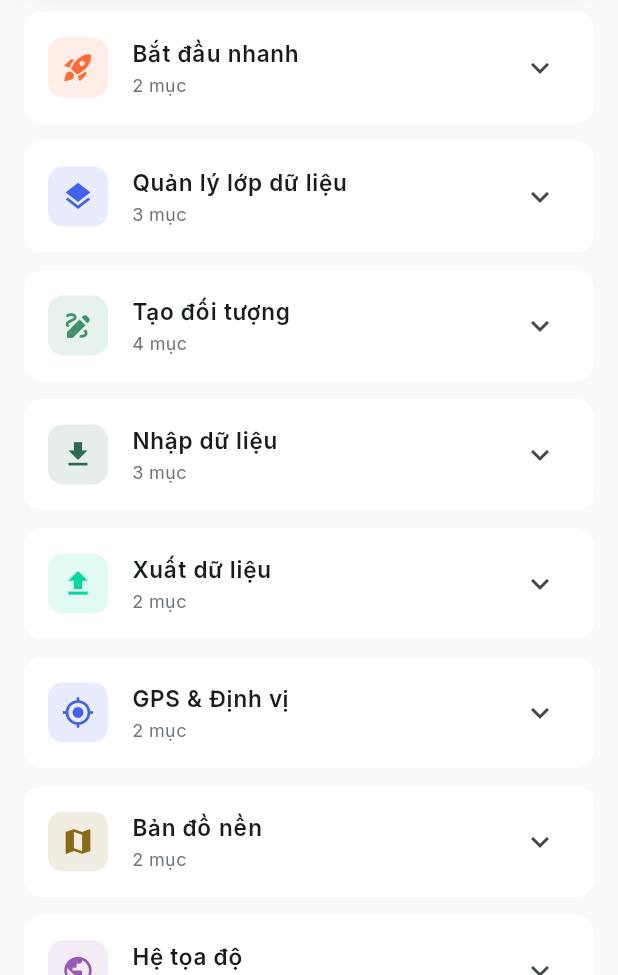
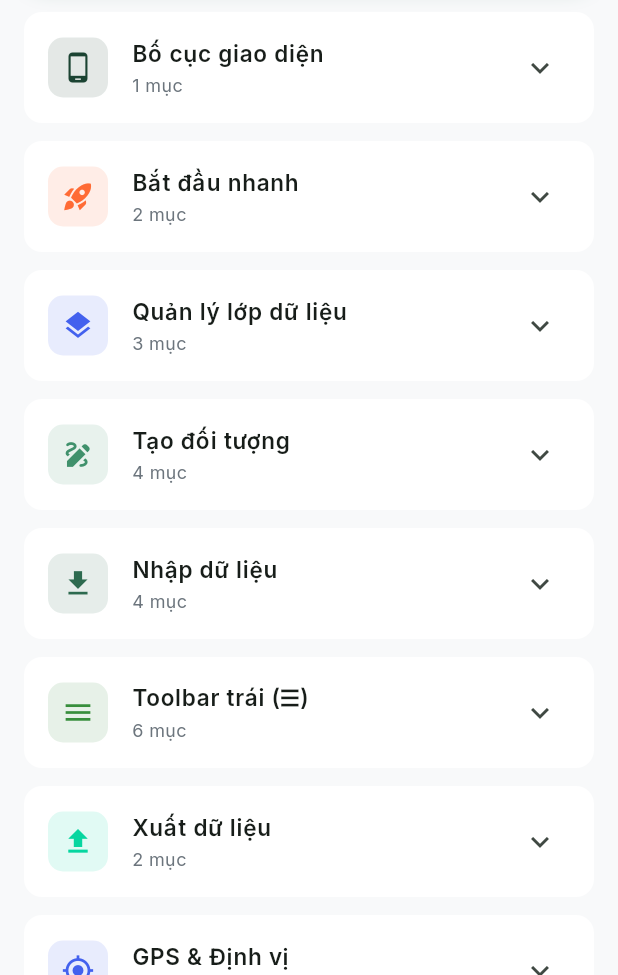
Before and after one commit to locvutrunglvt/LVTField, a Flutter app: the HelpScreen screen opened by its route, on a phone screen of 412 x 824 dp, the part 261-1236 px from its top. Run offline on Flutter 3.47's test engine with Material 3 defaults, Android fonts, the phone set to English and light mode, and no system bars; our stand-ins replace file_picker, flutter_map, flutter_riverpod, geolocator, go_router, google_fonts and 5 more; accounts and stored records are empty.

Commit message:
v1.5.8 - Rewrite help screen with accurate UI descriptions
- Add layout overview section showing exact positions of all UI elements
- Fix left/right toolbar descriptions to match actual implementation
- Add toolbar left section with all 5 tools explained
- Fix import/export: correctly point to Layer Panel, not bottom bar
- Fix basemap: correctly point to top bar toggle, not left toolbar
- Add GPKG style/label preservation docs
- Update search keywords

Author: Loc Vu Trung

```diff
--- a/lib/features/settings/help_screen.dart
+++ b/lib/features/settings/help_screen.dart
@@ -25,6 +25,35 @@ class HelpScreen extends StatelessWidget {
           // Header banner
           _buildBanner(),
           const SizedBox(height: 20),
+
+          // Layout overview
+          _HelpSection(
+            icon: Icons.phone_android,
+            iconColor: AppColors.primaryDark,
+            title: 'Bố cục giao diện',
+            items: const [
+              _HelpItem(
+                title: 'Tổng quan màn hình bản đồ',
+                content: '📍 THANH TRÊN (Top Bar):\n'
+                    '• ← Nút quay lại danh sách dự án\n'
+                    '• Tên dự án đang mở\n'
+                    '• 🛰️ Nút chuyển bản đồ nền (Vệ tinh ⇌ Đường phố)\n\n'
+                    '📍 THANH TRÁI (Left Toolbar):\n'
+                    '• Bấm nút ☰ để mở/đóng\n'
+                    '• Thêm đối tượng, Chỉnh sửa, GPS Tracking\n'
+                    '• Kiểu hiển thị, Zoom tới lớp\n\n'
+                    '📍 BÊN PHẢI (Right Controls):\n'
+                    '• Nút + / − : Phóng to / Thu nhỏ\n'
+                    '• Nút GPS ⊕ : Quay về vị trí hiện tại\n'
+                    '• Badge GPS accuracy (góc trên phải)\n\n'
+                    '📍 THANH DƯỚI (Bottom Bar):\n'
+                    '• Khi chưa chọn lớp: "Thêm lớp" + "Lớp"\n'
+                    '• Khi đã chọn lớp: Nút vẽ nhanh + "Lớp"\n\n'
+                    '📍 GÓC DƯỚI TRÁI:\n'
+                    '• Tọa độ GPS thời gian thực',
+              ),
+            ],
+          ),
 
           // Quick start
           _HelpSection(
@@ -54,24 +83,33 @@ class HelpScreen extends StatelessWidget {
             items: const [
               _HelpItem(
                 title: 'Tạo lớp mới',
-                content: '1. Bấm nút "Lớp" ở thanh dưới\n'
-                    '2. Bấm "+ Thêm lớp"\n'
-                    '3. Đặt tên và chọn loại (Điểm / Đường / Vùng)\n'
-                    '4. Tùy chỉnh trường thuộc tính → "Tạo lớp"',
+                content: 'Cách 1 — Từ thanh dưới:\n'
+                    '• Bấm "Thêm lớp" → Đặt tên + Chọn loại → Tạo\n\n'
+                    'Cách 2 — Từ panel Lớp:\n'
+                    '• Bấm "Lớp" ở thanh dưới → Bấm "+ Thêm lớp"\n'
+                    '• Đặt tên + Chọn loại (Điểm/Đường/Vùng)\n'
+                    '• Tùy chỉnh trường thuộc tính → "Tạo lớp"',
               ),
               _HelpItem(
-                title: 'Thao tác với lớp',
-                content: '• Bật/Tắt hiển thị: Bấm biểu tượng 👁 trên lớp\n'
-                    '• Xóa lớp: Nhấn giữ → chọn "Xóa lớp"\n'
-                    '• Đổi tên: Nhấn giữ → chọn "Đổi tên lớp"\n'
-                    '• Kiểu hiển thị: Nhấn giữ → "Kiểu hiển thị"\n'
-                    '• Zoom tới lớp: Nhấn giữ → "Zoom tới lớp"',
+                title: 'Panel Lớp (Layer Panel)',
+                content: 'Bấm "Lớp" ở thanh dưới để mở panel:\n\n'
+                    '• Bật/Tắt hiển thị: Bấm biểu tượng 👁 trên lớp\n'
+                    '• Menu lớp (⋮): Nhấn vào dấu 3 chấm bên phải\n'
+                    '  → Zoom tới lớp\n'
+                    '  → Thêm đối tượng\n'
+                    '  → Sửa đối tượng\n'
+                    '  → GPS Tracking\n'
+                    '  → Kiểu hiển thị\n'
+                    '  → Đổi tên lớp\n'
+                    '  → Xóa lớp\n\n'
+                    '• Nhập lớp: Bấm "Nhập" ở cuối panel\n'
+                    '• Xuất lớp: Bấm "Xuất" ở cuối panel',
               ),
               _HelpItem(
                 title: 'Active Layer (Lớp hoạt động)',
-                content: 'Khi chọn một lớp để vẽ, nó trở thành "Active Layer".\n'
+                content: 'Khi chọn một lớp để vẽ, nó trở thành "Active Layer".\n\n'
                     '• Thanh dưới hiện tên lớp + nút vẽ nhanh\n'
-                    '• Sau khi lưu, lớp vẫn được giữ active\n'
+                    '• Mỗi lần vẽ xong, lớp vẫn giữ active\n'
                     '• Bấm ✕ cạnh tên lớp để bỏ chọn\n'
                     '• KML, KMZ, MBTiles, GeoTIFF: chỉ xem (🔒)',
               ),
@@ -86,33 +124,35 @@ class HelpScreen extends StatelessWidget {
             items: const [
               _HelpItem(
                 title: '📍 Tạo Điểm',
-                content: '1. Bấm "Tạo điểm" (hoặc nút Điểm ở thanh dưới)\n'
-                    '2. Chạm 1 chấm trên bản đồ\n'
-                    '3. Bảng thuộc tính hiện ngay → nhập thông tin → Lưu\n\n'
+                content: 'Cách 1 — Từ thanh dưới (khi đã có active layer Điểm):\n'
+                    '• Bấm nút tạo điểm → Chạm 1 chấm trên bản đồ\n'
+                    '• Bảng thuộc tính hiện ngay → Nhập thông tin → Lưu\n\n'
+                    'Cách 2 — Từ toolbar trái:\n'
+                    '• Mở toolbar ☰ → Bấm "Thêm"\n\n'
                     '💡 Nút GPS: Tạo điểm tại vị trí GPS hiện tại (1 chạm)',
               ),
               _HelpItem(
                 title: '📏 Tạo Đường',
-                content: '1. Bấm "Tạo đường" ở thanh dưới\n'
+                content: '1. Chọn lớp Đường → Bấm nút tạo đường\n'
                     '2. Chạm bản đồ để thêm các đỉnh (≥ 2 điểm)\n'
                     '3. Dùng nút GPS để thêm đỉnh tại vị trí GPS\n'
                     '4. Bấm "Hoàn tác" để xóa đỉnh cuối\n'
-                    '5. Bấm ✅ "Lưu" → Bảng thuộc tính hiện ra → Lưu',
+                    '5. Bấm ✅ "Hoàn thành" → Bảng thuộc tính → Lưu',
               ),
               _HelpItem(
                 title: '🔷 Tạo Vùng (Polygon)',
-                content: '1. Bấm "Tạo vùng" ở thanh dưới\n'
+                content: '1. Chọn lớp Vùng → Bấm nút tạo vùng\n'
                     '2. Chạm bản đồ để thêm các đỉnh (≥ 3 điểm)\n'
                     '3. Vùng tự động đóng khi lưu\n'
-                    '4. Bấm ✅ "Lưu" → Bảng thuộc tính hiện ra → Lưu\n\n'
+                    '4. Bấm ✅ "Hoàn thành" → Bảng thuộc tính → Lưu\n\n'
                     '💡 Diện tích tự động tính khi có trường "Diện tích"',
               ),
               _HelpItem(
                 title: 'Chỉnh sửa đỉnh',
-                content: 'Nhấn giữ trên lớp → "Sửa đối tượng" → chọn feature:\n'
-                    '• Kéo đỉnh cam 🟠 để di chuyển\n'
-                    '• Bấm đỉnh → "Xóa đỉnh" để xóa\n'
-                    '• "Di chuyển" = kéo cả đối tượng\n'
+                content: 'Mở toolbar trái ☰ → "Chỉnh sửa" → chọn đối tượng:\n\n'
+                    '• Kéo đỉnh xanh 🟢 để di chuyển\n'
+                    '• Nhấn giữ đỉnh → Xóa đỉnh\n'
+                    '• Bấm nút ○ giữa 2 đỉnh → Thêm đỉnh mới\n'
                     '• ↩️ Hoàn tác nhiều bước\n'
                     '• ✅ Lưu hoặc ❌ Hủy',
               ),
@@ -138,10 +178,11 @@ class HelpScreen extends StatelessWidget {
               ),
               _HelpItem(
                 title: 'Cách nhập',
-                content: '1. Mở dự án → Bấm "Nhập lớp" ở thanh dưới\n'
-                    '2. Chọn định dạng muốn nhập\n'
-                    '3. Chọn file từ thiết bị\n'
-                    '4. Chờ xử lý → Dữ liệu hiện trên bản đồ\n\n'
+                content: '1. Bấm "Lớp" ở thanh dưới → Mở panel lớp\n'
+                    '2. Bấm "Nhập" ở cuối panel\n'
+                    '3. Chọn định dạng muốn nhập\n'
+                    '4. Chọn file từ thiết bị\n'
+                    '5. Chờ xử lý → Dữ liệu hiện trên bản đồ\n\n'
                     '⚠️ Shapefile phải nén ZIP (bao gồm .shp, .shx, .dbf)\n'
                     '⚠️ GeoTIFF max 100MB (lớn hơn nên dùng MBTiles)',
               ),
@@ -152,7 +193,58 @@ class HelpScreen extends StatelessWidget {
                     '• File world (.tfw/.wld) đi kèm\n\n'
                     'Hỗ trợ hệ tọa độ: WGS84, UTM Zone 48N, VN-2000\n'
                     'Tự động chuyển đổi về WGS84 để hiển thị.\n'
-                    'Điều chỉnh độ trong suốt qua "Kiểu hiển thị".',
+                    'Điều chỉnh độ trong suốt qua "Kiểu hiển thị" (menu lớp).',
+              ),
+              _HelpItem(
+                title: 'GPKG từ QGIS',
+                content: 'File GPKG đóng gói từ QGIS sẽ bảo toàn:\n'
+                    '• Màu fill, stroke, opacity\n'
+                    '• Độ rộng viền\n'
+                    '• Nhãn (label field, font size, color)\n\n'
+                    'Yêu cầu: File GPKG phải có bảng layer_styles\n'
+                    '(QGIS tự tạo khi "Save Style in Database").',
+              ),
+            ],
+          ),
+
+          // Toolbar left
+          _HelpSection(
+            icon: Icons.menu,
+            iconColor: Colors.green.shade700,
+            title: 'Toolbar trái (☰)',
+            items: const [
+              _HelpItem(
+                title: 'Mở / Đóng toolbar',
+                content: 'Bấm nút ☰ ở góc trên bên trái bản đồ.\n'
+                    'Toolbar hiện ra với 5 công cụ:',
+              ),
+              _HelpItem(
+                title: '📌 Thêm đối tượng',
+                content: 'Thêm feature mới vào lớp đang active.\n'
+                    'Nếu chưa có lớp → hiện thông báo.',
+              ),
+              _HelpItem(
+                title: '✏️ Chỉnh sửa',
+                content: 'Chọn đối tượng trên lớp để chỉnh sửa đỉnh.\n'
+                    'Hỗ trợ kéo, xóa, thêm đỉnh.',
+              ),
+              _HelpItem(
+                title: '📡 GPS Tracking',
+                content: 'Bật tracking GPS để tự động vẽ đường đi.\n'
+                    'Phù hợp khảo sát đường, ranh giới.',
+              ),
+              _HelpItem(
+                title: '🎨 Kiểu hiển thị',
+                content: 'Thay đổi màu sắc, độ rộng viền, nhãn cho lớp.\n'
+                    '• Chọn màu fill/stroke\n'
+                    '• Điều chỉnh độ mờ\n'
+                    '• Chọn trường label\n'
+                    '• Bấm "Áp dụng" ở cuối để lưu (cuộn xuống)',
+              ),
+              _HelpItem(
+                title: '🔍 Zoom tới lớp',
+                content: 'Zoom bản đồ vừa vặn để thấy toàn bộ đối tượng\n'
+                    'của lớp đang chọn.',
               ),
             ],
           ),
@@ -164,8 +256,10 @@ class HelpScreen extends StatelessWidget {
             title: 'Xuất dữ liệu',
             items: const [
               _HelpItem(
-                title: 'Xuất lớp',
-                content: 'Bấm "Xuất" ở thanh dưới panel lớp:\n\n'
+                title: 'Cách xuất',
+                content: '1. Bấm "Lớp" ở thanh dưới → Mở panel lớp\n'
+                    '2. Bấm "Xuất" ở cuối panel\n'
+                    '3. Chọn định dạng:\n\n'
                     '📦 GeoPackage (.gpkg) — Mở được trong QGIS\n'
                     '🌍 KML (.kml) — Mở trong Google Earth\n'
                     '📋 GeoJSON (.geojson) — Web GIS chuẩn\n'
@@ -188,12 +282,19 @@ class HelpScreen extends StatelessWidget {
             title: 'GPS & Định vị',
             items: const [
               _HelpItem(
-                title: 'Thanh trạng thái GPS',
-                content: 'Góc trên bên trái bản đồ hiện:\n'
+                title: 'Badge GPS (góc trên phải)',
+                content: 'Hiện trạng thái GPS thời gian thực:\n'
                     '• 🟢 Xanh: Độ chính xác tốt (< 5m)\n'
                     '• 🟡 Vàng: Trung bình (5-15m)\n'
                     '• 🔴 Đỏ: Kém (> 15m)\n\n'
-                    'Bấm nút GPS ⊕ để quay về vị trí hiện tại.',
+                    'Bấm vào badge để xem chi tiết.',
+              ),
+              _HelpItem(
+                title: 'Nút GPS (bên phải)',
+                content: 'Nút ⊕ ở cạnh phải bản đồ (dưới nút zoom):\n'
+                    '• Bấm 1 lần: Quay về vị trí GPS hiện tại\n'
+                    '• Bấm lần 2: Bật chế độ tự động theo dõi\n'
+                    '• Kéo bản đồ: Tắt tự động theo dõi',
               ),
               _HelpItem(
                 title: 'GPS luôn bật',
@@ -212,17 +313,11 @@ class HelpScreen extends StatelessWidget {
             items: const [
               _HelpItem(
                 title: 'Chuyển đổi bản đồ nền',
-                content: 'Bấm biểu tượng 🗺️ ở thanh công cụ bên trái:\n\n'
+                content: 'Bấm nút 🛰️/🗺️ ở góc trên bên phải (thanh trên):\n\n'
                     '🛰️ Google Satellite — Ảnh vệ tinh\n'
-                    '🗺️ OpenStreetMap — Bản đồ đường phố\n'
-                    '⛰️ Google Terrain — Địa hình\n'
-                    '🌐 Google Hybrid — Vệ tinh + nhãn\n\n'
-                    '💡 MBTiles: Nhập file .mbtiles để dùng bản đồ offline.',
-              ),
-              _HelpItem(
-                title: 'Điều chỉnh nền',
-                content: 'Thanh trượt "Làm mờ nền" ở toolbar bên trái\n'
-                    'cho phép làm mờ bản đồ nền để nổi bật dữ liệu vector.',
+                    '🗺️ OpenStreetMap — Bản đồ đường phố\n\n'
+                    '💡 MBTiles: Nhập file .mbtiles qua panel Lớp\n'
+                    'để dùng bản đồ nền offline.',
               ),
             ],
           ),
@@ -261,15 +356,15 @@ class HelpScreen extends StatelessWidget {
               _HelpItem(
                 title: 'Vẽ nhanh nhiều đối tượng',
                 content: '• Chọn lớp active 1 lần → vẽ liên tục không cần chọn lại\n'
-                    '• Point: Chạm = tạo ngay, không cần bấm Lưu\n'
+                    '• Point: Chạm = tạo ngay (form hiện tự động)\n'
                     '• GPS: Nút GPS tạo điểm tại vị trí hiện tại (1 chạm)',
               ),
               _HelpItem(
                 title: 'Bảo toàn style QGIS',
                 content: 'File GPKG từ QGIS sẽ giữ nguyên:\n'
                     '• Màu fill, stroke, opacity\n'
-                    '• Kiểu viền (nét đứt, nét liền)\n'
-                    '• Độ rộng viền',
+                    '• Độ rộng viền\n'
+                    '• Nhãn (label) với font size và màu',
               ),
               _HelpItem(
                 title: 'Sao lưu dự án',
@@ -293,7 +388,7 @@ class HelpScreen extends StatelessWidget {
                 const Icon(Icons.forest, color: AppColors.primary, size: 32),
                 const SizedBox(height: 8),
                 Text(
-                  'LVTField — Mobile GIS for Forest Survey',
+                  'LVTField — Mobile GIS for Field Survey',
                   style: TextStyle(
                     fontSize: 13,
                     fontWeight: FontWeight.w600,
@@ -480,20 +575,24 @@ class _HelpItem {
 // =============================================================================
 class _HelpSearchDelegate extends SearchDelegate<String> {
   final List<Map<String, String>> _allItems = [
+    {'title': 'Bố cục giao diện', 'section': 'Giao diện', 'keyword': 'layout trái phải trên dưới toolbar'},
     {'title': 'Tạo dự án mới', 'section': 'Bắt đầu nhanh', 'keyword': 'tạo dự án project'},
     {'title': 'Mở dự án', 'section': 'Bắt đầu nhanh', 'keyword': 'mở dự án open'},
     {'title': 'Tạo lớp mới', 'section': 'Quản lý lớp', 'keyword': 'tạo lớp layer'},
-    {'title': 'Thao tác với lớp', 'section': 'Quản lý lớp', 'keyword': 'xóa đổi tên hiển thị'},
+    {'title': 'Panel Lớp', 'section': 'Quản lý lớp', 'keyword': 'panel lớp layer nhập xuất'},
     {'title': 'Active Layer', 'section': 'Quản lý lớp', 'keyword': 'active lớp hoạt động'},
     {'title': 'Tạo Điểm', 'section': 'Tạo đối tượng', 'keyword': 'tạo điểm point chấm'},
     {'title': 'Tạo Đường', 'section': 'Tạo đối tượng', 'keyword': 'tạo đường line'},
     {'title': 'Tạo Vùng', 'section': 'Tạo đối tượng', 'keyword': 'tạo vùng polygon'},
     {'title': 'Chỉnh sửa đỉnh', 'section': 'Tạo đối tượng', 'keyword': 'sửa đỉnh vertex kéo'},
     {'title': 'Định dạng nhập', 'section': 'Nhập dữ liệu', 'keyword': 'gpkg shp kml geojson mbtiles tiff'},
+    {'title': 'GPKG từ QGIS', 'section': 'Nhập dữ liệu', 'keyword': 'gpkg style label qgis'},
     {'title': 'GeoTIFF', 'section': 'Nhập dữ liệu', 'keyword': 'tiff ảnh tọa độ overlay'},
-    {'title': 'Xuất lớp', 'section': 'Xuất dữ liệu', 'keyword': 'xuất export'},
-    {'title': 'GPS', 'section': 'GPS & Định vị', 'keyword': 'gps vị trí định vị'},
-    {'title': 'Bản đồ nền', 'section': 'Bản đồ nền', 'keyword': 'basemap satellite google'},
+    {'title': 'Toolbar trái', 'section': 'Toolbar trái', 'keyword': 'toolbar trái thêm sửa kiểu hiển thị'},
+    {'title': 'Xuất dữ liệu', 'section': 'Xuất dữ liệu', 'keyword': 'xuất export'},
+    {'title': 'GPS Badge', 'section': 'GPS', 'keyword': 'gps accuracy badge'},
+    {'title': 'Nút GPS', 'section': 'GPS', 'keyword': 'gps center nút phải'},
+    {'title': 'Bản đồ nền', 'section': 'Bản đồ nền', 'keyword': 'basemap satellite google osm'},
     {'title': 'Hệ tọa độ', 'section': 'Hệ tọa độ', 'keyword': 'crs wgs84 vn2000 utm'},
     {'title': 'Mẹo vẽ nhanh', 'section': 'Mẹo sử dụng', 'keyword': 'mẹo nhanh tip'},
     {'title': 'Sao lưu dự án', 'section': 'Mẹo sử dụng', 'keyword': 'sao lưu backup lvtfield'},
```
